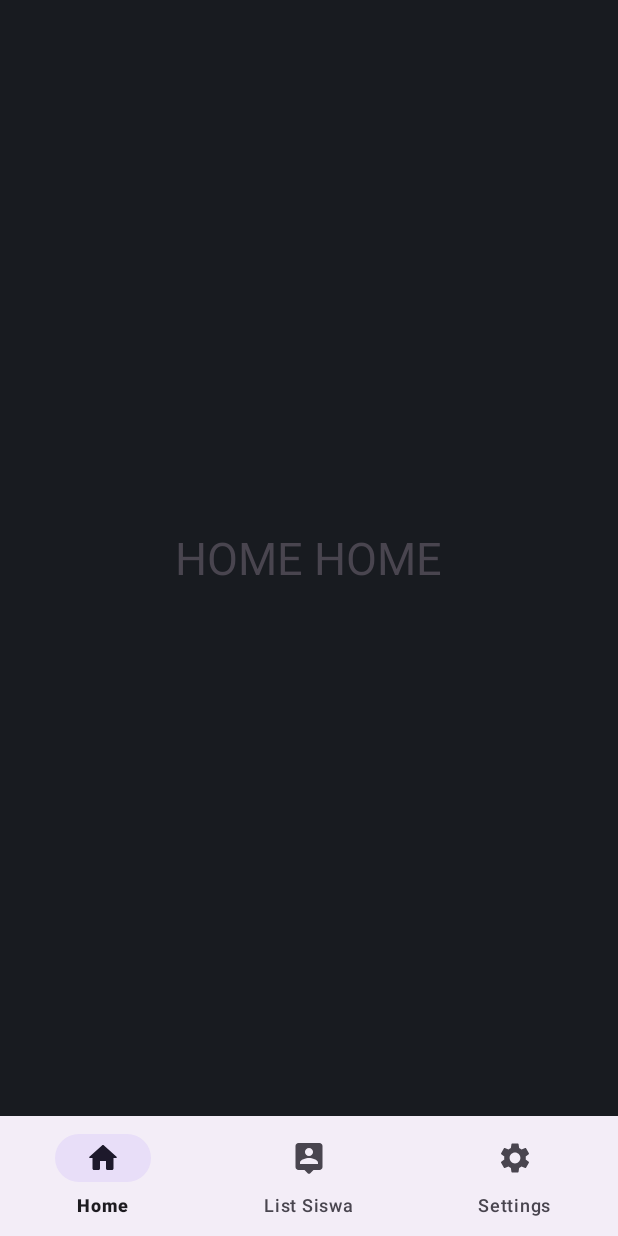
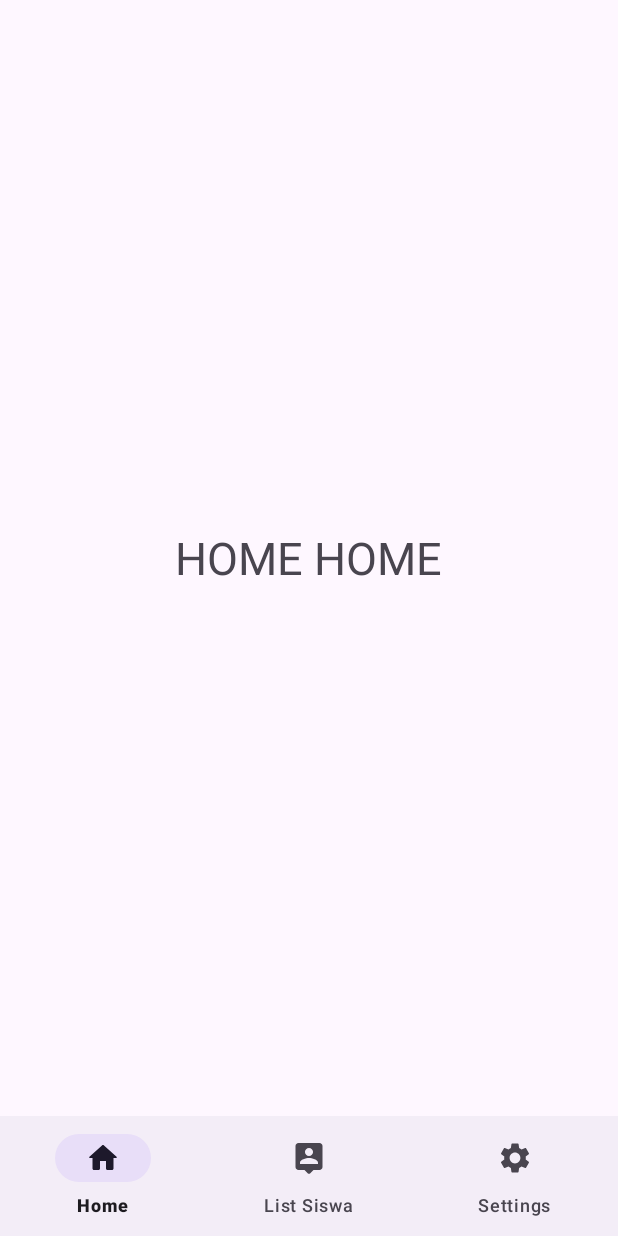
Before and after one commit to shig3o/Letterboxb, an Android app: the screen it shows after launch (MainActivity), on a phone screen of 412 x 824 dp. Run offline under Robolectric (Android 15) with nearby library versions, the phone set to English and light mode, and no system bars.

```diff
--- a/app/src/main/java/com/example/letterboxb/MainActivity.java
+++ b/app/src/main/java/com/example/letterboxb/MainActivity.java
@@ -8,6 +8,9 @@ import androidx.fragment.app.FragmentTransaction;
 import android.os.Bundle;
 
 import com.example.letterboxb.databinding.ActivityMainBinding;
+import com.example.letterboxb.fragments.HomeFragment;
+import com.example.letterboxb.fragments.ListSiswaFragment;
+import com.example.letterboxb.fragments.SettingsFragment;
 
 public class MainActivity extends AppCompatActivity {
     ActivityMainBinding binding;
--- a/app/src/main/java/com/example/letterboxb/HomeFragment.java
+++ b/app/src/main/java/com/example/letterboxb/fragments/HomeFragment.java
@@ -1,4 +1,4 @@
-package com.example.letterboxb;
+package com.example.letterboxb.fragments;
 
 import android.os.Bundle;
 
@@ -7,6 +7,8 @@ import androidx.fragment.app.Fragment;
 import android.view.LayoutInflater;
 import android.view.View;
 import android.view.ViewGroup;
+
+import com.example.letterboxb.R;
 
 /**
  * A simple {@link Fragment} subclass.
--- a/app/src/main/java/com/example/letterboxb/ListSiswaFragment.java
+++ b/app/src/main/java/com/example/letterboxb/fragments/ListSiswaFragment.java
@@ -1,4 +1,4 @@
-package com.example.letterboxb;
+package com.example.letterboxb.fragments;
 
 import android.os.Bundle;
 
@@ -7,6 +7,8 @@ import androidx.fragment.app.Fragment;
 import android.view.LayoutInflater;
 import android.view.View;
 import android.view.ViewGroup;
+
+import com.example.letterboxb.R;
 
 /**
  * A simple {@link Fragment} subclass.
--- a/app/src/main/java/com/example/letterboxb/SettingsFragment.java
+++ b/app/src/main/java/com/example/letterboxb/fragments/SettingsFragment.java
@@ -1,4 +1,4 @@
-package com.example.letterboxb;
+package com.example.letterboxb.fragments;
 
 import android.os.Bundle;
 
@@ -7,6 +7,8 @@ import androidx.fragment.app.Fragment;
 import android.view.LayoutInflater;
 import android.view.View;
 import android.view.ViewGroup;
+
+import com.example.letterboxb.R;
 
 /**
  * A simple {@link Fragment} subclass.
--- a/app/src/main/res/layout/activity_main.xml
+++ b/app/src/main/res/layout/activity_main.xml
@@ -4,7 +4,6 @@
     android:layout_width="match_parent"
     android:layout_height="match_parent"
     xmlns:app="http://schemas.android.com/apk/res-auto"
-    android:background="#181B20"
     android:orientation="vertical"
     tools:context=".MainActivity">
 
--- a/app/src/main/res/layout/fragment_home.xml
+++ b/app/src/main/res/layout/fragment_home.xml
@@ -3,7 +3,7 @@
     xmlns:tools="http://schemas.android.com/tools"
     android:layout_width="match_parent"
     android:layout_height="match_parent"
-    tools:context=".HomeFragment">
+    tools:context=".fragments.HomeFragment">
 
     <!-- TODO: Update blank fragment layout -->
     <TextView
--- a/app/src/main/res/layout/fragment_list_siswa.xml
+++ b/app/src/main/res/layout/fragment_list_siswa.xml
@@ -3,7 +3,7 @@
     xmlns:tools="http://schemas.android.com/tools"
     android:layout_width="match_parent"
     android:layout_height="match_parent"
-    tools:context=".ListSiswaFragment"
+    tools:context=".fragments.ListSiswaFragment"
     >
 
     <!-- TODO: Update blank fragment layout -->
--- a/app/src/main/res/layout/fragment_settings.xml
+++ b/app/src/main/res/layout/fragment_settings.xml
@@ -3,7 +3,7 @@
     xmlns:tools="http://schemas.android.com/tools"
     android:layout_width="match_parent"
     android:layout_height="match_parent"
-    tools:context=".SettingsFragment">
+    tools:context=".fragments.SettingsFragment">
 
     <!-- TODO: Update blank fragment layout -->
     <TextView
```
